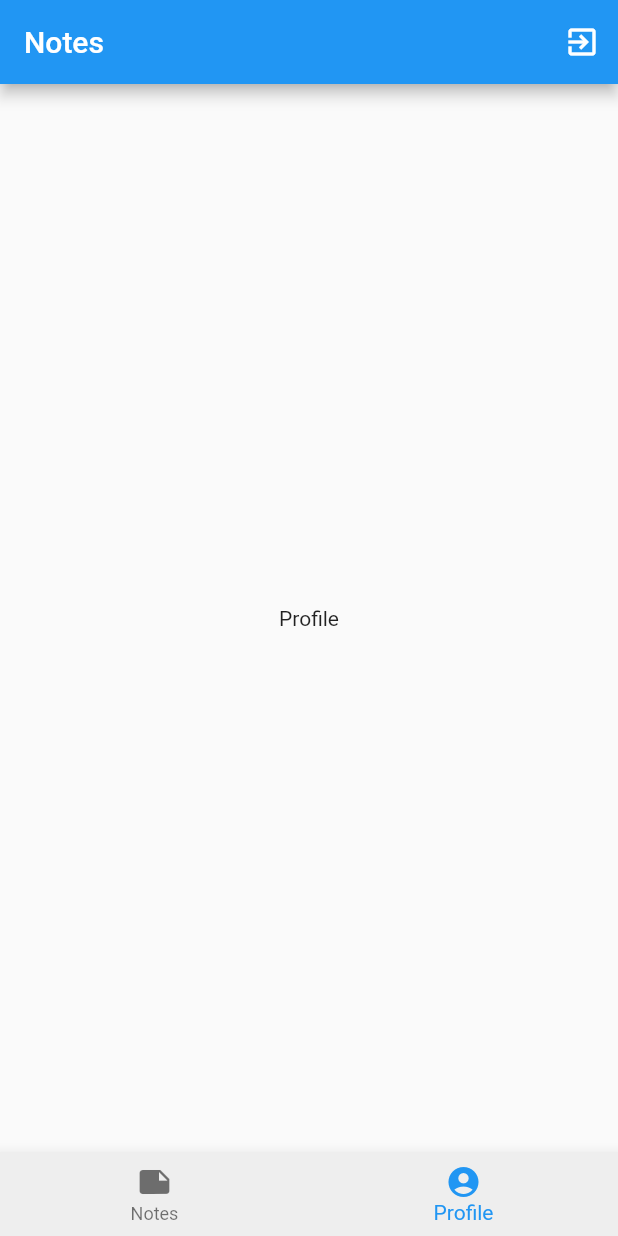
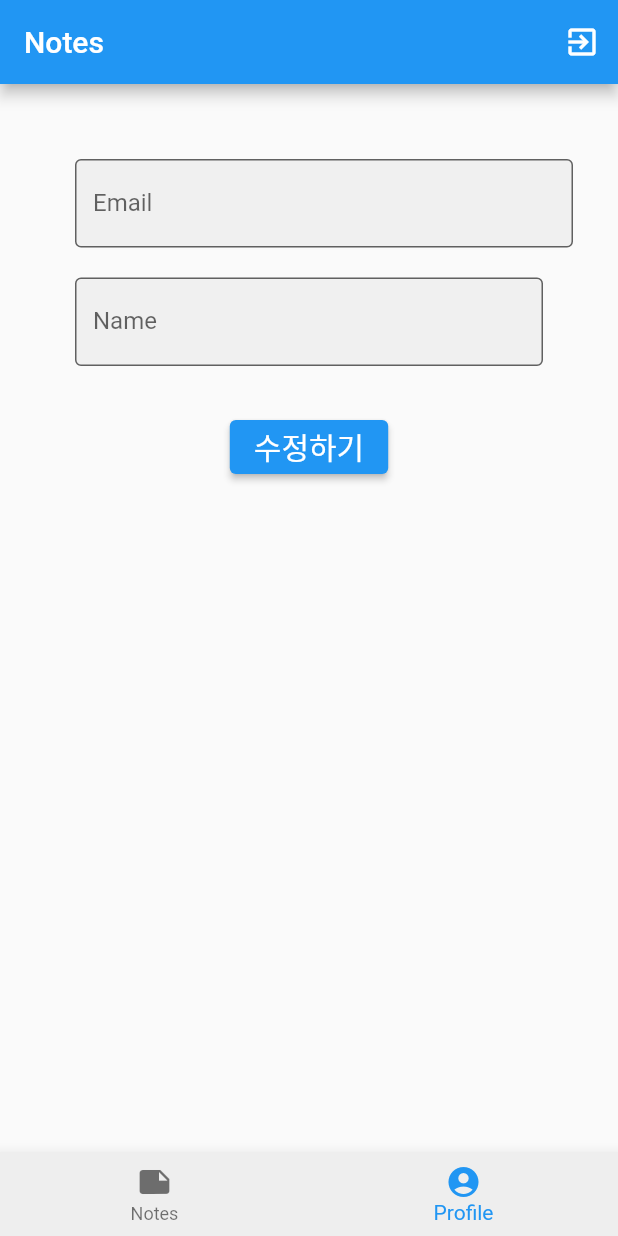
Before and after one commit to Michellehwang001/simple_note, a Flutter app: the screen it shows once a user with an empty profile is signed in, item 2 of the bottom bar chosen, on a phone screen of 412 x 824 dp. Run offline on Flutter 3.47's test engine with Material 2 defaults, Android fonts, the phone set to English and light mode, and no system bars; our stand-ins replace cloud_firestore, equatable, firebase_auth, firebase_core; accounts and stored records are empty.

Commit message:
profile 완성

```diff
--- a/lib/main.dart
+++ b/lib/main.dart
@@ -8,6 +8,7 @@ import 'package:firebase_auth/firebase_auth.dart' as firebase_auth;
 import 'package:simple_note/pages/signup_page.dart';
 import 'package:simple_note/providers/auth_provider.dart';
 import 'package:simple_note/providers/note_provider.dart';
+import 'package:simple_note/providers/profile_provider.dart';
 
 void main() async {
   // firebase를 사용하기 위해 초기화
@@ -26,6 +27,9 @@ void main() async {
         ),
         ChangeNotifierProvider<NoteProvider>(
           create: (context) => NoteProvider(),
+        ),
+        ChangeNotifierProvider<ProfileProvider>(
+          create: (context) => ProfileProvider(),
         ),
       ],
       child: const MyApp(),
--- a/lib/pages/profile_page.dart
+++ b/lib/pages/profile_page.dart
@@ -2,6 +2,8 @@ import 'package:flutter/material.dart';
 import 'package:provider/provider.dart';
 import 'package:simple_note/providers/auth_provider.dart';
 import 'package:firebase_auth/firebase_auth.dart' as firebase_auth;
+import 'package:simple_note/providers/profile_provider.dart';
+import 'package:simple_note/widgets/error_dialog.dart';
 
 class ProfilePage extends StatefulWidget {
   static const String routeName = 'note-page';
@@ -13,9 +15,49 @@ class ProfilePage extends StatefulWidget {
 }
 
 class _ProfilePageState extends State<ProfilePage> {
+  final _formKey = GlobalKey<FormState>();
+  late String _userId;
+  late String _name;
+  late TextEditingController _emailController;
+  late TextEditingController _nameController;
+  AutovalidateMode _autovalidateMode = AutovalidateMode.disabled;
+
+  @override
+  void initState() {
+    super.initState();
+    _emailController = TextEditingController();
+    _nameController = TextEditingController();
+
+    // user 정보가져와야.
+    WidgetsBinding.instance!.addPostFrameCallback((_) async {
+      final user = context.read<firebase_auth.User?>();
+      if (user != null) {
+        _userId = user.uid;
+      }
+
+      try {
+        await context.read<ProfileProvider>().getUserProfile(_userId);
+      } on Exception catch (e) {
+        print(e);
+      }
+    });
+  }
+
+  @override
+  void dispose() {
+    _emailController.dispose();
+    _nameController.dispose();
+    super.dispose();
+  }
+
   @override
   Widget build(BuildContext context) {
-    final user = context.watch<firebase_auth.User?>();
+    final profile = context.watch<ProfileProvider>().state;
+
+    if (profile.user != null) {
+      _emailController.text = profile.user!.email;
+      _nameController.text = profile.user!.name;
+    }
 
     return Scaffold(
       appBar: AppBar(
@@ -29,9 +71,82 @@ class _ProfilePageState extends State<ProfilePage> {
           )
         ],
       ),
-      body: const Center(
-        child: Text('Profile'),
+      body: SingleChildScrollView(
+        child: SizedBox(
+          height: MediaQuery.of(context).size.height,
+          child: Form(
+            key: _formKey,
+            autovalidateMode: _autovalidateMode,
+            child: Column(
+              children: [
+                Padding(
+                  padding: const EdgeInsets.fromLTRB(50.0, 50.0, 30.0, 10.0),
+                  child: TextFormField(
+                    controller: _emailController,
+                    readOnly: true,
+                    decoration: const InputDecoration(
+                      border: OutlineInputBorder(),
+                      filled: true,
+                      labelText: 'Email',
+                    ),
+                  ),
+                ),
+                Padding(
+                  padding: const EdgeInsets.symmetric(
+                      horizontal: 50.0, vertical: 10.0),
+                  child: TextFormField(
+                    controller: _nameController,
+                    decoration: const InputDecoration(
+                      border: OutlineInputBorder(),
+                      filled: true,
+                      labelText: 'Name',
+                    ),
+                    validator: (val) =>
+                        val!.trim().isEmpty ? '이름을 입력하세요' : null,
+                    onSaved: (val) => _name = val!,
+                  ),
+                ),
+                const SizedBox(
+                  height: 20.0,
+                ),
+                ElevatedButton(
+                  onPressed: _submit,
+                  child: const Text(
+                    '수정하기',
+                    style: TextStyle(fontSize: 20.0),
+                  ),
+                )
+              ],
+            ),
+          ),
+        ),
       ),
     );
   }
+
+  void _submit() async {
+    setState(() {
+      _autovalidateMode = AutovalidateMode.always;
+    });
+
+    if (!_formKey.currentState!.validate()) return;
+    _formKey.currentState!.save();
+
+    try {
+      await context
+          .read<ProfileProvider>()
+          .editUserProfile(_userId, _name, _emailController.text);
+
+      showDialog(context: context, builder: (context) {
+        return const AlertDialog(
+          content: Text('수정되었습니다!'),
+          // actions: [
+          //   TextButton(onPressed: () => Navigator.pop(context), child: const Text('OK')),
+          // ],
+        );
+      });
+    } on Exception catch (e) {
+      errorDialog(context, e);
+    }
+  }
 }
--- a/lib/widgets/error_dialog.dart
+++ b/lib/widgets/error_dialog.dart
@@ -42,7 +42,7 @@ void errorDialog(BuildContext context, Exception e) {
             title: Text(errorTitle),
               content: Text(errorPlugin + '\n' + errorMessage),
             actions: [
-              TextButton(onPressed: () => Navigator.pop(context), child: Text('OK')),
+              TextButton(onPressed: () => Navigator.pop(context), child: const Text('OK')),
             ],
           );
         }
```
